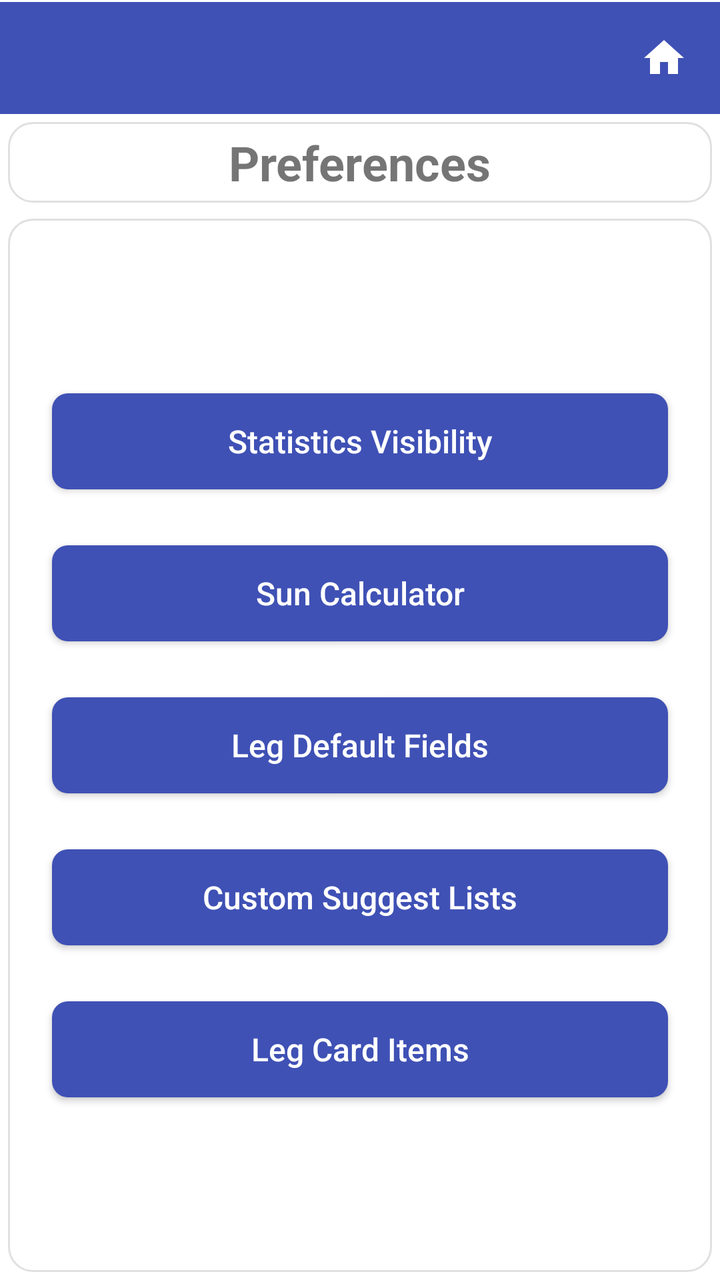
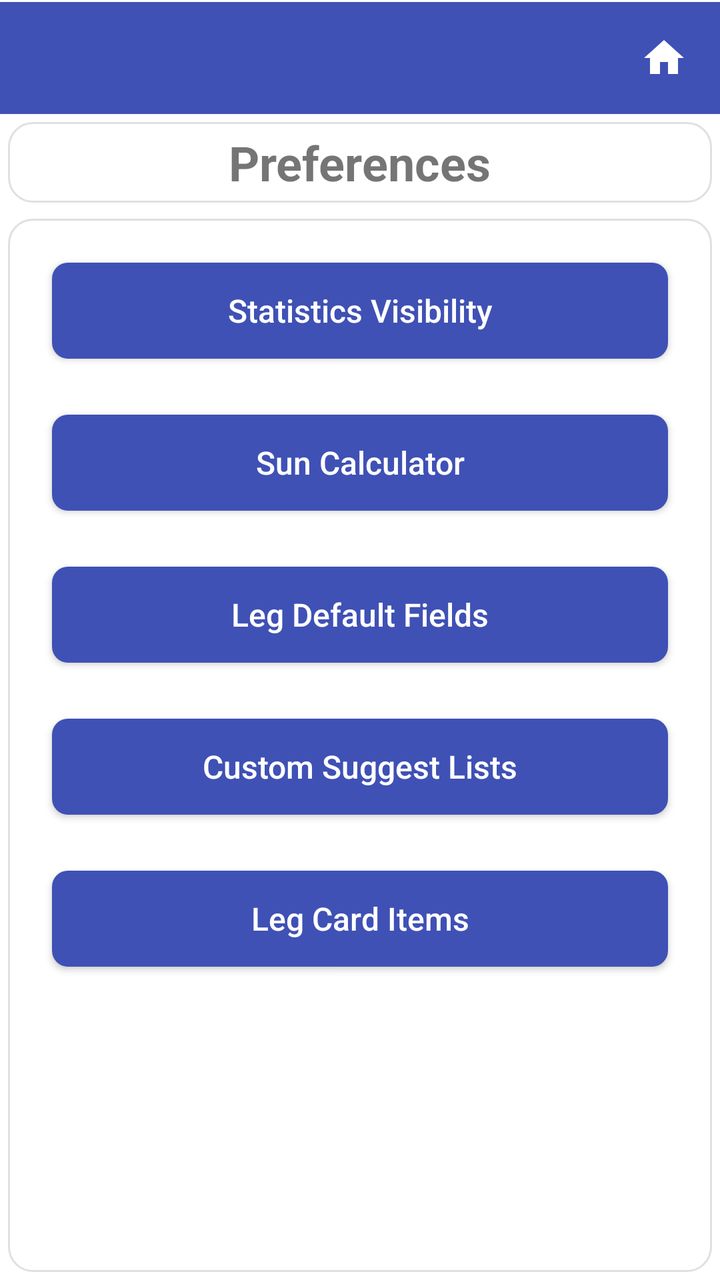

An Android layout rendered at two revisions. The XML below is the earlier revision; the diff shows what the commit changed to produce the second picture.
<!-- AndroidManifest.xml: application theme Theme.StripToLogbook.View -->
<!-- res/layout/activity_preferences.xml -->
<?xml version="1.0" encoding="utf-8"?>
<LinearLayout xmlns:android="http://schemas.android.com/apk/res/android"
    android:layout_width="match_parent"
    android:layout_height="match_parent"
    android:orientation="vertical">

    
    <include layout="@layout/view_app_toolbar" />

    
    <LinearLayout
        style="@style/Card.Surface"
        android:layout_width="match_parent"
        android:layout_height="wrap_content"
        android:autoSizeTextType="uniform"
        android:orientation="vertical"
        android:gravity="center">

        <TextView
            android:layout_width="wrap_content"
            android:layout_height="wrap_content"
            android:text="Preferences"
            android:textSize="24sp"
            android:textStyle="bold" />

    </LinearLayout>

    
    <LinearLayout
        style="@style/Card.Surface"
        android:layout_width="match_parent"
        android:layout_height="match_parent"
        android:orientation="vertical"
        android:padding="16dp"
        android:gravity="center">

        <Button
            android:id="@+id/btn_statistics_visibility"
            style="@style/PrimaryButtonStyle"
            android:layout_width="match_parent"
            android:layout_height="wrap_content"
            android:text="Statistics Visibility" />

        <Space android:layout_width="match_parent" android:layout_height="16dp" />

        <Button
            android:id="@+id/btn_sun_calculator"
            style="@style/PrimaryButtonStyle"
            android:layout_width="match_parent"
            android:layout_height="wrap_content"
            android:text="Sun Calculator" />

        <Space android:layout_width="match_parent" android:layout_height="16dp" />

        <Button
            android:id="@+id/btn_default_fields"
            style="@style/PrimaryButtonStyle"
            android:layout_width="match_parent"
            android:layout_height="wrap_content"
            android:text="Leg Default Fields" />

        <Space android:layout_width="match_parent" android:layout_height="16dp" />

        <Button
            android:id="@+id/btn_custom_lists"
            style="@style/PrimaryButtonStyle"
            android:layout_width="match_parent"
            android:layout_height="wrap_content"
            android:text="Custom Suggest Lists" />

        <Space android:layout_width="match_parent" android:layout_height="16dp" />

        <Button
            android:id="@+id/btn_leg_items"
            style="@style/PrimaryButtonStyle"
            android:layout_width="match_parent"
            android:layout_height="wrap_content"
            android:text="Leg Card Items" />

    </LinearLayout>
</LinearLayout>
<!-- res/layout/view_app_toolbar.xml (included above) -->
<?xml version="1.0" encoding="utf-8"?>
<LinearLayout xmlns:android="http://schemas.android.com/apk/res/android"
    android:id="@+id/toolbar_container"
    android:layout_width="match_parent"
    android:layout_height="wrap_content"
    android:orientation="vertical"
    android:background="@color/colorPrimary">

    <View
        android:id="@+id/status_bar_spacer"
        android:layout_width="match_parent"
        android:layout_height="0dp"
        android:background="@color/colorPrimary" />

    <View
        android:layout_width="match_parent"
        android:layout_height="1dp"
        android:background="@color/surface" />

    <LinearLayout
        android:layout_width="match_parent"
        android:layout_height="wrap_content"
        android:orientation="horizontal"
        android:gravity="center_vertical"
        android:background="@color/colorPrimary">

        <androidx.appcompat.widget.Toolbar
            android:id="@+id/toolbar"
            style="@style/ToolbarStyle"
            android:layout_width="0dp"
            android:layout_height="wrap_content"
            android:layout_weight="1"
            android:background="@color/colorPrimary"
            android:minHeight="?attr/actionBarSize" />

        <ImageButton
            android:id="@+id/btn_home"
            android:layout_width="?attr/actionBarSize"
            android:layout_height="?attr/actionBarSize"
            android:background="?attr/selectableItemBackgroundBorderless"
            android:contentDescription="Home"
            android:src="@drawable/ic_home" />
    </LinearLayout>
</LinearLayout>
<!-- resources referenced by this layout -->
<resources>
  <color name="colorPrimary">#3F51B5</color>
  <color name="surface">#FFFFFFFF</color>
  <!-- drawable ic_home (drawable) -->
  <?xml version="1.0" encoding="utf-8"?>
  <vector xmlns:android="http://schemas.android.com/apk/res/android"
      android:width="24dp"
      android:height="24dp"
      android:viewportWidth="24"
      android:viewportHeight="24">
      <path
          android:fillColor="@color/surface"
          android:pathData="M10,20v-6h4v6h5v-8h3L12,3 2,12h3v8z" />
  </vector>
  <style name="Card.Surface">
          <item name="android:background">@drawable/bg_card</item>
          <item name="android:padding">4dp</item>
          <item name="android:layout_margin">4dp</item>
      </style>
  <style name="PrimaryButtonStyle" parent="Widget.AppCompat.Button">
          <item name="android:background">@drawable/bg_button_primary</item>
          <item name="android:textColor">@color/surface</item>
          <item name="android:textSize">16sp</item>
          <item name="android:layout_margin">6dp</item>
          <item name="android:textAllCaps">false</item>
          <item name="android:gravity">center</item>
      </style>
  <style name="ToolbarStyle" parent="Widget.AppCompat.Toolbar">
          <item name="android:background">@color/colorPrimary</item>
          <item name="titleTextAppearance">@style/ToolbarTitleStyle</item>
      </style>
  <!-- drawable bg_card (drawable) -->
  <?xml version="1.0" encoding="utf-8"?>
  <shape xmlns:android="http://schemas.android.com/apk/res/android">
      <solid android:color="@color/surface" />
      <corners android:radius="12dp" />
      <stroke android:width="1dp"
          android:color="@color/border" />
  </shape>
  <!-- drawable bg_button_primary (drawable) -->
  <?xml version="1.0" encoding="utf-8"?>
  <shape xmlns:android="http://schemas.android.com/apk/res/android">
      <solid android:color="@color/colorPrimary" />
      <corners android:radius="8dp" />
  </shape>
  <style name="ToolbarTitleStyle" parent="Widget.AppCompat.EditText">
          
          <item name="android:textColor">@color/surface</item>
          <item name="tint">@android:color/white</item>
      </style>
  <color name="purple_500">#FF6200EE</color>
  <color name="purple_700">#FF3700B3</color>
  <color name="teal_200">#FF03DAC5</color>
  <color name="dropdown_background">#FFFFFFFF</color>
  <style name="NoBackgroundTextView" parent="Widget.AppCompat.TextView">
          <item name="android:background">@null</item>
      </style>
  <style name="MyAutoCompleteTextViewStyle" parent="Widget.AppCompat.AutoCompleteTextView">
          <item name="android:textSize">16sp</item>
          <item name="android:textColor">@color/text_primary</item>
          <item name="android:fontFamily">sans-serif</item>
          <item name="android:popupBackground">@color/dropdown_background</item>
      </style>
  <style name="ToolbarNavButtonStyle" parent="Widget.AppCompat.Toolbar.Button.Navigation">
          <item name="android:tint">@color/surface</item>
      </style>
  <color name="border">#E0E0E0</color>
  <!-- drawable edittext_background (drawable) -->
  <selector xmlns:android="http://schemas.android.com/apk/res/android">
      <item android:state_enabled="false"
          android:drawable="@android:color/transparent" />
      <item android:drawable="@drawable/edittext_background_shape" />
  
  
  
  </selector>
  <color name="text_primary">#DE000000</color>
  <!-- drawable edittext_background_shape (drawable) -->
  <shape xmlns:android="http://schemas.android.com/apk/res/android">
      <solid android:color="@color/edittext_background_color" />
      <corners android:radius="4dp" />
      
      <stroke android:width="1dp" android:color="@color/edittext_stroke_color" />
  </shape>
  <color name="edittext_background_color">#F5F5F5</color>
  <color name="edittext_stroke_color">#DDDDDD</color>
  <!-- unchanged entries left out for length: 2 -->
</resources>

<!-- the commit's change to res/layout/activity_preferences.xml (unified diff, before → after) -->
@@ -31,8 +31,7 @@
         android:layout_width="match_parent"
         android:layout_height="match_parent"
         android:orientation="vertical"
-        android:padding="16dp"
-        android:gravity="center">
+        android:padding="16dp" >
 
         <Button
             android:id="@+id/btn_statistics_visibility"
@@ -76,6 +75,7 @@
             android:layout_width="match_parent"
             android:layout_height="wrap_content"
             android:text="Leg Card Items" />
+
 
     </LinearLayout>
 </LinearLayout>
